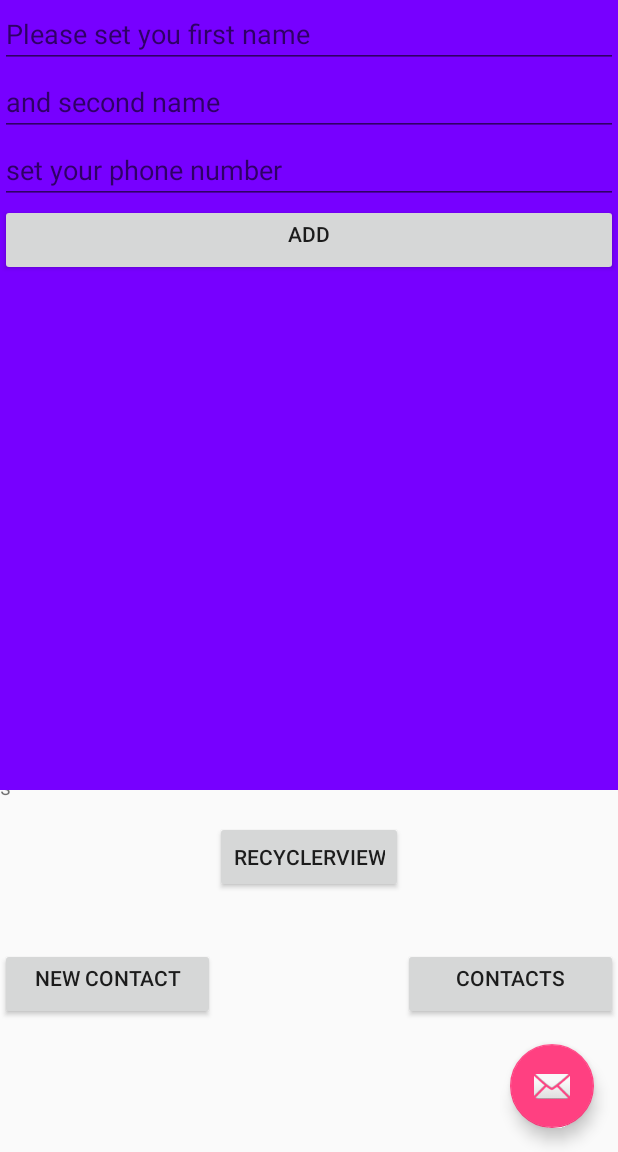
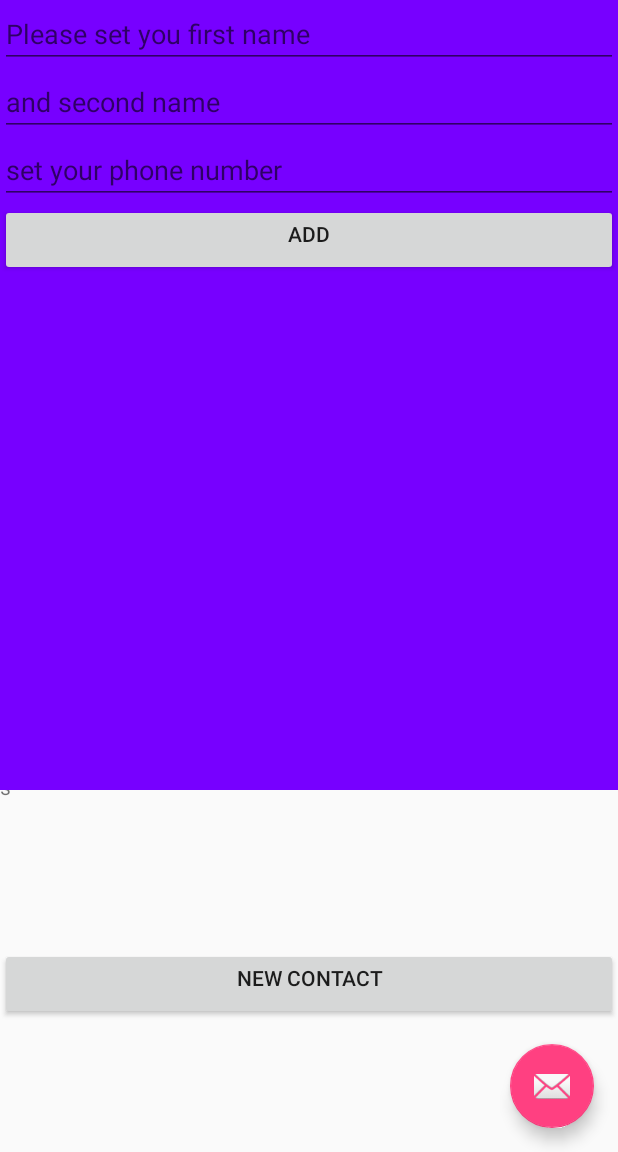
Before and after one commit to mPrivateGit/testing_SQLite, an Android app: the fragment GetContact placed in its activity, after a tap on "NEW CONTACT", on a phone screen of 412 x 824 dp, the part 84-1236 px from its top. Run offline under Robolectric (Android 15) with nearby library versions, the phone set to English and light mode, and no system bars; 4 statements that could not run were skipped.

Commit message:
Опитимизировал код третий раз

```diff
--- a/app/src/main/java/com/example/aprivate/testing_sqlite/bin/GetContact.java
+++ b/app/src/main/java/com/example/aprivate/testing_sqlite/bin/GetContact.java
@@ -39,7 +39,7 @@ public class GetContact extends Fragment {
     @Override
     public View onCreateView(final LayoutInflater inflater, ViewGroup container,
                              Bundle savedInstanceState) {
-        View v = inflater.inflate(R.layout.fragment_blank, container, false);
+        View v = inflater.inflate(R.layout.fragment_contact, container, false);
 
         mTextViewFirstName = (TextView) v.findViewById(R.id.get_first_name);
         mTextViewSecondName = (TextView) v.findViewById(R.id.get_second_name);
--- a/app/src/main/java/com/example/aprivate/testing_sqlite/bin/MainActivity.java
+++ b/app/src/main/java/com/example/aprivate/testing_sqlite/bin/MainActivity.java
@@ -13,7 +13,6 @@ import android.support.v7.widget.Toolbar;
 import android.view.Menu;
 import android.view.View;
 import android.widget.Button;
-import android.widget.Toast;
 
 import com.example.aprivate.testing_sqlite.R;
 
@@ -23,12 +22,9 @@ public class MainActivity extends AppCompatActivity {
     private static final String TAG = "MAIN=======:";
 
     private Button mButtonNewContact;
-    private Button mButtonContacts;
-    private Button mGoToRecycleView;
 
     private RecyclerView mRectcleView;
     private LinearLayoutManager mLinearLayoutManager;
-
 
     private Fragment mCostulFragment;
 
@@ -58,43 +54,6 @@ public class MainActivity extends AppCompatActivity {
                 mCostulFragment = addContact;
                 ft.add(R.id.frgmCont, mCostulFragment);
                 ft.commit();
-            }
-        });
-
-        //Contacts fragment
-        mButtonContacts = (Button) findViewById(R.id.button_contacts);
-        mButtonContacts.setOnClickListener(new View.OnClickListener() {
-            @Override
-            public void onClick(View v) {
-                mCostulFragment.onDestroy();
-                FragmentManager fm = getSupportFragmentManager();
-                FragmentTransaction ft = fm.beginTransaction();
-
-                // добавляем фрагмент
-                GetContact myFragment = new GetContact();
-                mCostulFragment = myFragment;
-                ft.add(R.id.frgmCont, mCostulFragment);
-                ft.commit();
-            }
-        });
-
-        //RecyclerView Fragment
-        mGoToRecycleView = (Button) findViewById(R.id.rv);
-        mGoToRecycleView.setOnClickListener(new View.OnClickListener() {
-            @Override
-            public void onClick(View v) {
-                mCostulFragment.onDestroy();
-
-                FragmentManager fm = getSupportFragmentManager();
-                FragmentTransaction ft = fm.beginTransaction();
-
-                RVF recyclerViewFragment = new RVF();
-                mCostulFragment = recyclerViewFragment;
-                ft.add(R.id.frgmCont, recyclerViewFragment);
-                ft.commit();
-
-                Toast t = Toast.makeText(MainActivity.this, "Okay?", Toast.LENGTH_SHORT);
-                t.show();
             }
         });
     }
--- a/app/src/main/java/com/example/aprivate/testing_sqlite/bin/RVF.java
+++ b/app/src/main/java/com/example/aprivate/testing_sqlite/bin/RVF.java
@@ -111,7 +111,7 @@ public class RVF extends Fragment{
         public CustomHolder onCreateViewHolder(ViewGroup parent, int viewType) {
 
             LayoutInflater layoutInflater = LayoutInflater.from(getActivity());
-            View v = layoutInflater.inflate(R.layout.item_view, parent, false);
+            View v = layoutInflater.inflate(R.layout.activity_item_view, parent, false);
             v.setOnClickListener(mListener);
 
             return new CustomHolder(v);
--- a/app/src/main/res/layout/activity_main.xml
+++ b/app/src/main/res/layout/activity_main.xml
@@ -51,47 +51,13 @@
         android:layout_weight="0.2"
         android:gravity="bottom">
 
-
-        <LinearLayout
-            android:layout_width="match_parent"
-            android:layout_height="wrap_content"
-            android:orientation="vertical"
-            android:layout_weight="0.33">
             <Button
                 android:id="@+id/new_contact"
                 android:layout_width="match_parent"
                 android:layout_height="wrap_content"
                 android:gravity="center_horizontal"
                 android:text="@string/new_contact" />
-        </LinearLayout>
-        <LinearLayout
-            android:layout_width="wrap_content"
-            android:layout_height="wrap_content"
-            android:layout_gravity="top"
-            android:layout_weight="0">
 
-            <Button
-                android:id="@+id/rv"
-                android:layout_width="wrap_content"
-                android:layout_height="wrap_content"
-                android:gravity="center"
-                android:layout_gravity="center"
-                android:text="@string/recycler_view_str"/>
-
-        </LinearLayout>
-
-        <LinearLayout
-            android:layout_width="match_parent"
-            android:layout_height="wrap_content"
-            android:orientation="vertical"
-            android:layout_weight="0.33">
-            <Button
-                android:id="@+id/button_contacts"
-                android:layout_width="match_parent"
-                android:layout_height="wrap_content"
-                android:gravity="center_horizontal"
-                android:text="@string/contacts" />
-        </LinearLayout>
     </LinearLayout>
 
     <android.support.design.widget.FloatingActionButton
```
Also changed, not shown: app/src/main/res/layout/activity_item_view.xml (renamed from app/src/main/res/layout/item_view.xml), app/src/main/res/layout/fragment_contact.xml (renamed from app/src/main/res/layout/fragment_blank.xml).
